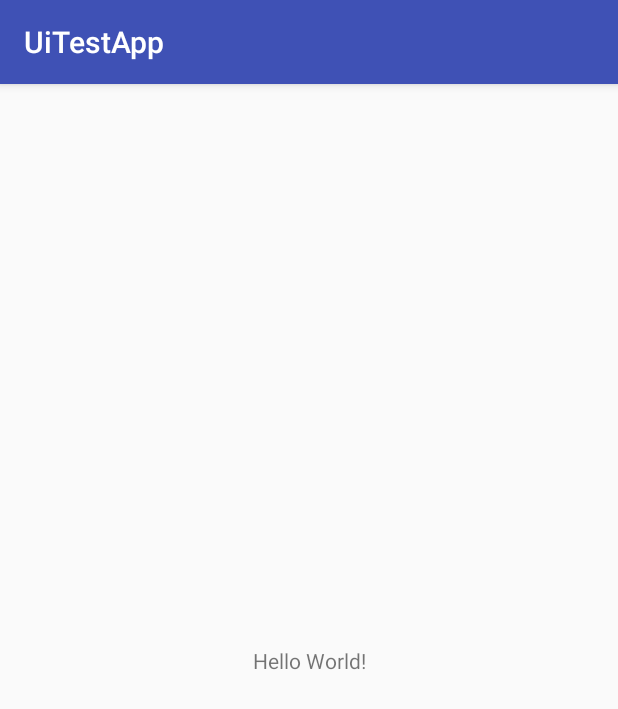
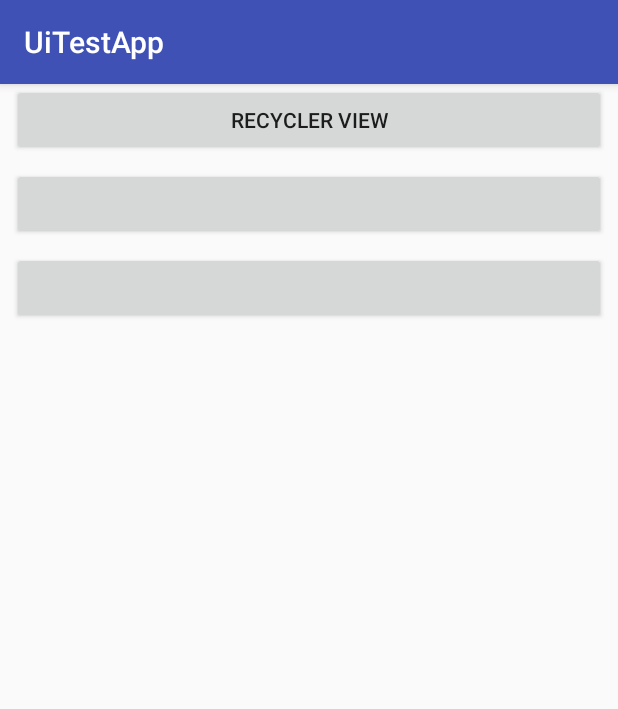
Before and after one commit to younghyuk/UiTestApp, an Android app: the screen it shows after launch (MainActivity), on a phone screen of 412 x 824 dp. Shown: the top 709 px of the screen. Run offline under Robolectric (Android 15) with nearby library versions, the phone set to English and light mode, and no system bars.

Commit message:
add example of recyclerview

```diff
--- a/app/src/main/AndroidManifest.xml
+++ b/app/src/main/AndroidManifest.xml
@@ -16,6 +16,9 @@
                 <category android:name="android.intent.category.LAUNCHER" />
             </intent-filter>
         </activity>
+
+        <activity android:name=".recyclerview.RecyclerViewActivity" />
+
     </application>
 
 </manifest>
--- a/app/src/main/java/com/dynatic/uitestapp/MainActivity.kt
+++ b/app/src/main/java/com/dynatic/uitestapp/MainActivity.kt
@@ -1,12 +1,23 @@
 package com.dynatic.uitestapp
 
+import android.os.Bundle
 import android.support.v7.app.AppCompatActivity
-import android.os.Bundle
+import com.dynatic.uitestapp.recyclerview.RecyclerViewActivity
+import kotlinx.android.synthetic.main.activity_main.*
+import org.jetbrains.anko.intentFor
+import org.jetbrains.anko.toast
 
 class MainActivity : AppCompatActivity() {
 
     override fun onCreate(savedInstanceState: Bundle?) {
         super.onCreate(savedInstanceState)
         setContentView(R.layout.activity_main)
+
+        button1.apply {
+            text = "Recycler View"
+            setOnClickListener {
+                startActivity(intentFor<RecyclerViewActivity>())
+            }
+        }
     }
 }
--- a/app/src/main/res/layout/activity_main.xml
+++ b/app/src/main/res/layout/activity_main.xml
@@ -6,13 +6,32 @@
     android:layout_height="match_parent"
     tools:context=".MainActivity">
 
-    <TextView
-        android:layout_width="wrap_content"
+    <Button
+        android:id="@+id/button1"
+        android:layout_width="match_parent"
         android:layout_height="wrap_content"
-        android:text="Hello World!"
-        app:layout_constraintBottom_toBottomOf="parent"
-        app:layout_constraintLeft_toLeftOf="parent"
-        app:layout_constraintRight_toRightOf="parent"
-        app:layout_constraintTop_toTopOf="parent" />
+        android:layout_margin="8dp"
+        app:layout_constraintEnd_toEndOf="parent"
+        app:layout_constraintStart_toStartOf="parent" />
+
+
+    <Button
+        android:id="@+id/button2"
+        android:layout_width="match_parent"
+        android:layout_height="wrap_content"
+        android:layout_margin="8dp"
+        app:layout_constraintEnd_toEndOf="parent"
+        app:layout_constraintStart_toStartOf="parent"
+        app:layout_constraintTop_toBottomOf="@id/button1"/>
+
+
+    <Button
+        android:id="@+id/button3"
+        android:layout_width="match_parent"
+        android:layout_height="wrap_content"
+        android:layout_margin="8dp"
+        app:layout_constraintEnd_toEndOf="parent"
+        app:layout_constraintStart_toStartOf="parent"
+        app:layout_constraintTop_toBottomOf="@id/button2"/>
 
 </android.support.constraint.ConstraintLayout>
--- /dev/null
+++ b/app/src/main/res/layout/my_text_view.xml
@@ -0,0 +1,6 @@
+<?xml version="1.0" encoding="utf-8"?>
+<TextView xmlns:android="http://schemas.android.com/apk/res/android"
+    android:id="@+id/my_tv"
+    android:layout_width="match_parent"
+    android:layout_height="100dp"
+    android:background="@color/colorAccent"></TextView>
--- a/build.gradle
+++ b/build.gradle
@@ -1,7 +1,9 @@
 // Top-level build file where you can add configuration options common to all sub-projects/modules.
 
 buildscript {
-    ext.kotlin_version = '1.2.30'
+    ext.kotlin_version = '1.2.41'
+    ext.anko_version = '0.10.5'
+
     repositories {
         google()
         jcenter()
```
Also changed, not shown: app/build.gradle (+9 -0 lines), app/src/main/java/com/dynatic/uitestapp/recyclerview/RecyclerViewActivity.kt (added, +46 -0 lines), app/src/main/res/layout/activity_recyclerview.xml (added, +13 -0 lines).
